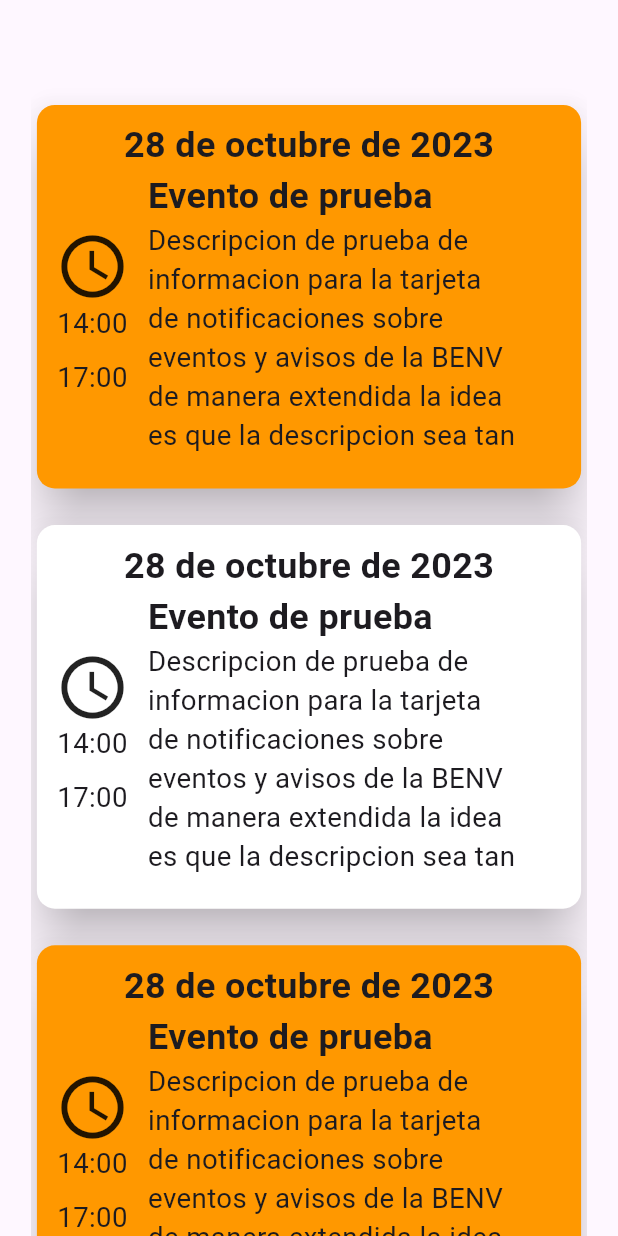
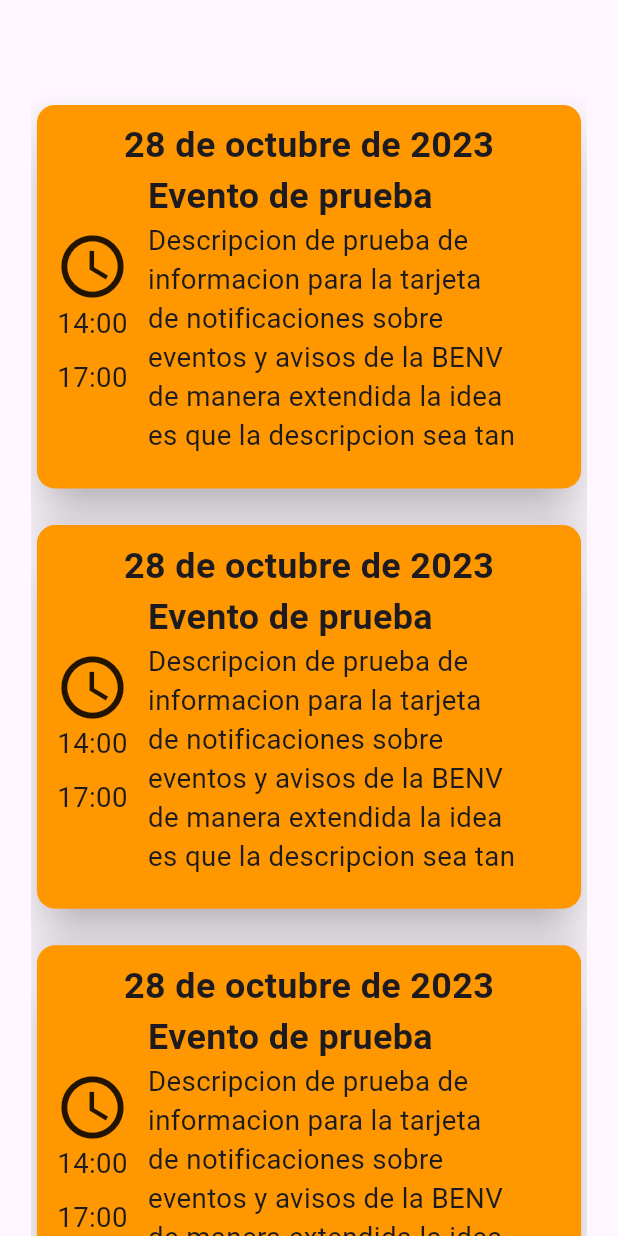
Before and after one commit to REV09/siabenv_ss, a Flutter app: the NotificationsPage widget shown alone on an empty page, opened directly, on a phone screen of 412 x 824 dp. Run offline on Flutter 3.47's test engine with Material 3 defaults, Android fonts, the phone set to English and light mode, and no system bars; our stand-ins replace dio, logger.

Commit message:
ultima version del proyecto

```diff
--- a/lib/src/domain/notification_class.dart
+++ b/lib/src/domain/notification_class.dart
@@ -60,5 +60,6 @@ class NotificationEvent {
         "description": description,
         "eventDate": eventDate,
         "schedule": schedule,
+        "type": type,
       };
 }
--- a/lib/src/pages/notifications_page.dart
+++ b/lib/src/pages/notifications_page.dart
@@ -1,8 +1,7 @@
-import 'dart:math';
-
 import 'package:flutter/material.dart';
 import 'package:mibenv/src/domain/notification_class.dart';
 import 'package:mibenv/src/pages/event_details_page.dart';
+import 'package:mibenv/src/services/service_rest_notification.dart';
 import '../utils/responsive.dart';
 import 'widgets/notifications_card_landscape.dart';
 import 'widgets/notifications_card_portrait.dart';
@@ -20,40 +19,56 @@ class _NotificationsPage extends State<NotificationsPage> {
 
   @override
   Widget build(BuildContext context) {
-    String information = "Descripcion de prueba de informacion para la tarjeta "
-        " de notificaciones sobre eventos y avisos de la BENV de manera"
-        " extendida la idea es que la descripcion sea tan largan que no se pueda"
-        " visualizar de manera completa en la tarjeta tradicional de avisos y "
-        " en teoria esto ya deberia ser suficiente para poder ajustarlo a la"
-        " tarjeta y que no se pueda visualizar completo";
-    String title = "Evento de prueba";
-    String eventDate = "28 de octubre de 2023";
-    String scheduleEvent = "14:00-17:00";
     Responsive responsive = Responsive(context);
+    ServiceRestNotification serviceRestNotification = ServiceRestNotification();
 
+    TextStyle reloadTextStyle = const TextStyle(
+      fontSize: 18,
+      color: Colors.white,
+    );
+
+    ButtonStyle reloadButtonStyle = ElevatedButton.styleFrom(
+      backgroundColor: Colors.blue.shade900,
+      fixedSize: Size(
+        responsive.wp(46),
+        responsive.hp(6.5),
+      ),
+    );
+
+    TextStyle noAvailableStyle = const TextStyle(
+      fontSize: 25,
+      color: Colors.black,
+    );
+
+    return FutureBuilder(
+      future: serviceRestNotification.getNotificationsDay(),
+      builder: (context, snapshot) {
+        if (snapshot.hasData && snapshot.data!.isNotEmpty) {
           eventsListPortrait.clear();
           eventsListLandscape.clear();
 
           eventsListPortrait.add(SizedBox(height: responsive.hp(8)));
           eventsListLandscape.add(SizedBox(height: responsive.hp(8)));
-    Random randomGenerator = Random();
+
+          List<NotificationEvent> notificationsList = snapshot.data!;
+
           for (int i = 0; i < 5; i++) {
-      bool typeEvent = randomGenerator.nextBool();
-
             NotificationEvent notificationEvent = NotificationEvent(
-        title: title,
-        description: information,
-        eventDate: eventDate,
-        schedule: scheduleEvent,
-        type: typeEvent,
+              title: notificationsList.elementAt(i).getTitle(),
+              description: notificationsList.elementAt(i).getDescription(),
+              eventDate: notificationsList.elementAt(i).getEventDate(),
+              schedule: notificationsList.elementAt(i).getSchedule(),
+              type: notificationsList.elementAt(i).getType(),
             );
 
-      NotificationCardLandscape eventCardLandscape = NotificationCardLandscape(
+            NotificationCardLandscape eventCardLandscape =
+                NotificationCardLandscape(
               notificationEvent: notificationEvent,
               width: responsive.wp(70),
             );
 
-      NotificationCardPortrait eventCardPortrait = NotificationCardPortrait(
+            NotificationCardPortrait eventCardPortrait =
+                NotificationCardPortrait(
               notificationEvent: notificationEvent,
               width: responsive.wp(60),
             );
@@ -106,15 +121,37 @@ class _NotificationsPage extends State<NotificationsPage> {
 
           return Center(
             child: OrientationBuilder(
-        builder: (context, orientation) => orientation == Orientation.portrait
-            ? portraitView(title, information, responsive)
-            : landscapeView(title, information, responsive),
+              builder: (context, orientation) =>
+                  orientation == Orientation.portrait
+                      ? portraitView(responsive)
+                      : landscapeView(responsive),
+            ),
+          );
+        } else {
+          return Center(
+            child: Column(
+              mainAxisAlignment: MainAxisAlignment.center,
+              children: <Widget>[
+                Text(
+                  "Notificaciones no disponibles por el momento",
+                  style: noAvailableStyle,
+                  textAlign: TextAlign.center,
+                ),
+                SizedBox(height: responsive.hp(4)),
+                ElevatedButton(
+                  onPressed: () {},
+                  style: reloadButtonStyle,
+                  child: Text("Recargar", style: reloadTextStyle),
+                )
+              ],
             ),
           );
         }
+      },
+    );
+  }
 
-  SingleChildScrollView portraitView(
-      String title, String information, Responsive responsive) {
+  SingleChildScrollView portraitView(Responsive responsive) {
     return SingleChildScrollView(
       child: Column(
         mainAxisAlignment: MainAxisAlignment.center,
@@ -123,8 +160,7 @@ class _NotificationsPage extends State<NotificationsPage> {
     );
   }
 
-  SingleChildScrollView landscapeView(
-      String title, String information, Responsive responsive) {
+  SingleChildScrollView landscapeView(Responsive responsive) {
     return SingleChildScrollView(
       child: Column(
         mainAxisAlignment: MainAxisAlignment.center,
--- /dev/null
+++ b/lib/src/services/service_rest_notification.dart
@@ -0,0 +1,43 @@
+import 'dart:math';
+
+import 'package:dio/dio.dart';
+import 'package:logger/logger.dart';
+import 'package:mibenv/src/domain/notification_class.dart';
+
+class ServiceRestNotification {
+  final Dio _dio = Dio();
+  final Logger _logger = Logger();
+
+  Future<List<NotificationEvent>> getNotificationsDay() async {
+    bool test = Random().nextBool();
+    List<NotificationEvent> notificationsList = List.empty(growable: true);
+    for (var i = 0; i < 5; i++) {
+      String information =
+          "Descripcion de prueba de informacion para la tarjeta "
+          " de notificaciones sobre eventos y avisos de la BENV de manera"
+          " extendida la idea es que la descripcion sea tan largan que no se pueda"
+          " visualizar de manera completa en la tarjeta tradicional de avisos y "
+          " en teoria esto ya deberia ser suficiente para poder ajustarlo a la"
+          " tarjeta y que no se pueda visualizar completo";
+      String title = "Evento de prueba";
+      String eventDate = "28 de octubre de 2023";
+      String scheduleEvent = "14:00-17:00";
+      bool typeEvent = Random().nextBool();
+
+      Map<String, dynamic> jsonEvent = {
+        "title": title,
+        "description": information,
+        "eventDate": eventDate,
+        "schedule": scheduleEvent,
+        "type": typeEvent
+      };
+      notificationsList.add(NotificationEvent.fromJson(jsonEvent));
+    }
+    if (test) {
+      return notificationsList;
+    } else {
+      notificationsList.clear();
+      return notificationsList;
+    }
+  }
+}
```
Also changed, not shown: lib/src/pages/general_information_page.dart (+50 -14 lines), lib/src/pages/login_page.dart (+11 -3 lines), lib/src/pages/widgets/alert_dialog_box.dart (added, +33 -0 lines), lib/src/services/services_rest_student.dart (+22 -0 lines). Lines whose indentation alone changed are shown as unchanged.
